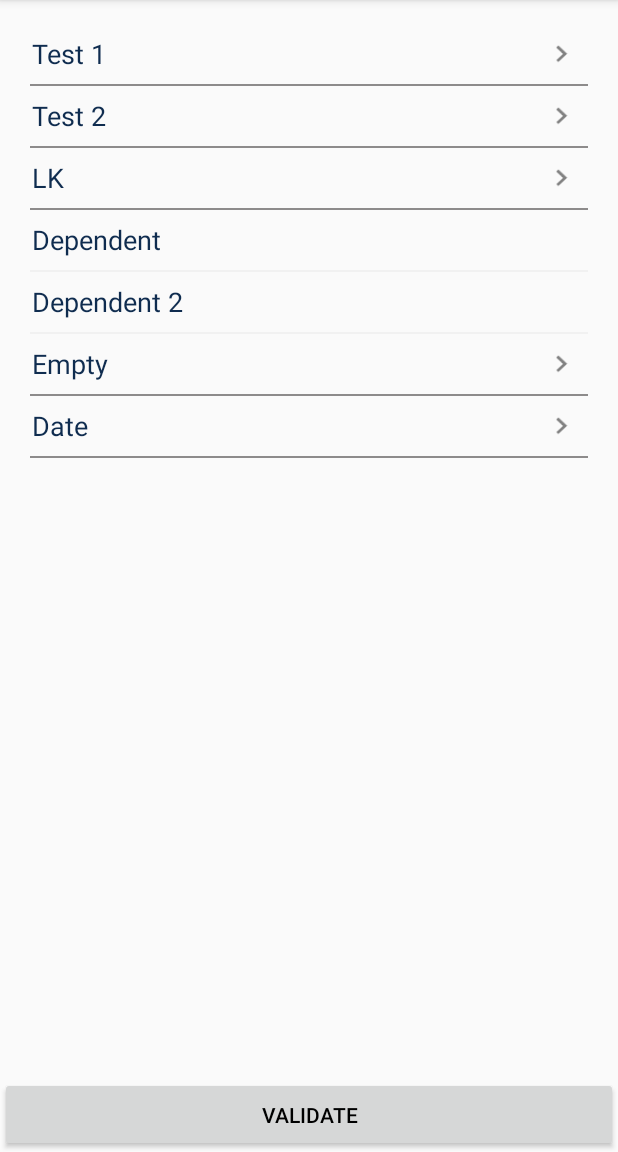
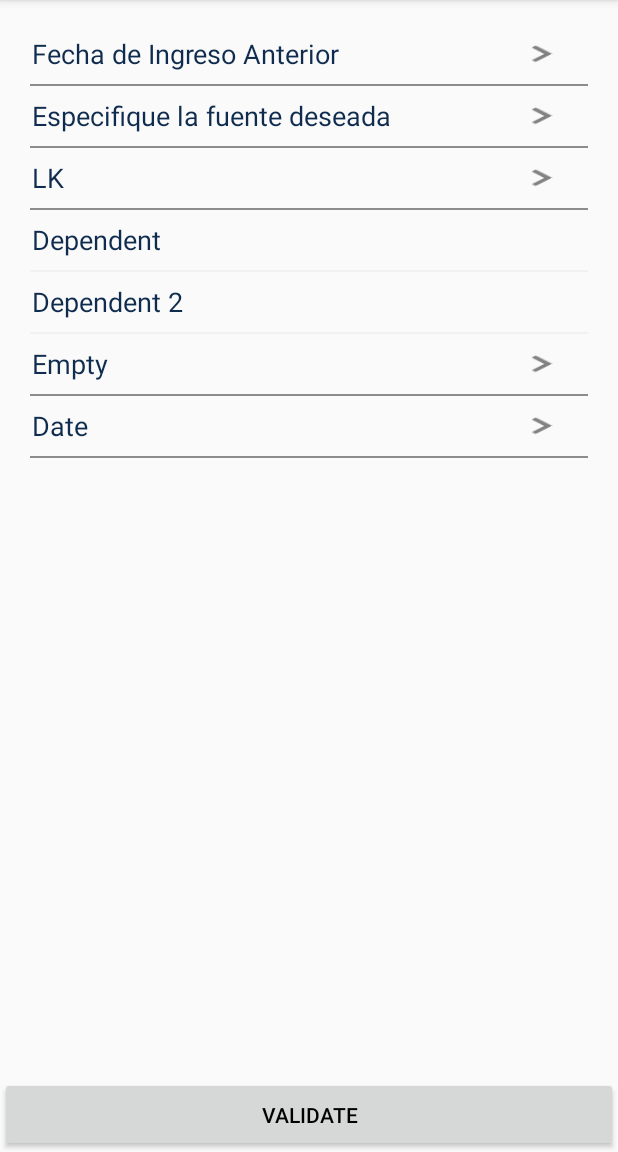
Before and after one commit to lcabrales/multichoiceform, an Android app: the screen it shows after launch (MainActivity), on a phone screen of 412 x 824 dp, the part 84-1236 px from its top. Run offline under Robolectric (Android 15) with nearby library versions, the phone set to English and light mode, and no system bars.

Commit message:
Celso - v1.3.0

```diff
--- a/multichoiceform/build.gradle
+++ b/multichoiceform/build.gradle
@@ -8,7 +8,7 @@
         minSdkVersion 16
         targetSdkVersion 26
         versionCode 1
-        versionName "1.2.1"
+        versionName "1.3.0"
 
         testInstrumentationRunner "android.support.test.runner.AndroidJUnitRunner"
 
--- a/multichoiceform/maven-push.gradle
+++ b/multichoiceform/maven-push.gradle
@@ -9,7 +9,7 @@
 
             groupId 'com.hypernovalabs'
             artifactId 'multichoiceform'
-            version '1.2.1'
+            version '1.3.0'
 
             pom.withXml {
                 // Iterate over the compile dependencies (we don't want the test ones), adding a <dependency> node for each
--- a/multichoiceform/src/main/java/com/hypernovalabs/multichoiceform/view/MCFStepView.java
+++ b/multichoiceform/src/main/java/com/hypernovalabs/multichoiceform/view/MCFStepView.java
@@ -4,6 +4,7 @@
 import android.content.res.TypedArray;
 import android.graphics.Color;
 import android.graphics.drawable.Drawable;
+import android.support.annotation.NonNull;
 import android.support.v4.content.ContextCompat;
 import android.util.AttributeSet;
 import android.view.LayoutInflater;
@@ -35,6 +36,7 @@
     private int mTitleColor;
     private int mSelectionColor;
     private int mDisabledColor;
+    private int mTitleMaxLines, mSelectionMaxLines;
     private boolean mEnabled;
 
     /**
@@ -74,6 +76,8 @@
             mSelectionColor = a.getColor(R.styleable.MCFStepView_mcf_selectionColor, Color.BLACK);
             mArrowDrawable = a.getDrawable(R.styleable.MCFStepView_mcf_arrowDrawable);
             mEnabled = a.getBoolean(R.styleable.MCFStepView_mcf_enabled, true);
+            mTitleMaxLines = a.getInteger(R.styleable.MCFStepView_mcf_titleMaxLines, 1);
+            mSelectionMaxLines = a.getInteger(R.styleable.MCFStepView_mcf_selectionMaxLines, 1);
 
             if (mArrowDrawable == null)
                 mArrowDrawable = ContextCompat.getDrawable(mContext, R.drawable.mcf_ic_action_arrow);
@@ -95,6 +99,8 @@
         setSeparatorColor(mSeparatorColor);
         setArrowImageView(mArrowDrawable);
         setEnabled(mEnabled);
+        setTitleMaxLines(mTitleMaxLines);
+        setSelectionMaxLines(mSelectionMaxLines);
     }
 
     /**
@@ -126,7 +132,6 @@
     public void setSelection(String selection) {
         mSelection = selection;
         mSelectionTextView.setText(selection);
-
         invalidate();
         requestLayout();
     }
@@ -269,4 +274,40 @@
     public void deselect() {
         deselect(false);
     }
+
+    /**
+     * Sets MCFStep's title max lines; with default 1
+     *
+     * @param titleMaxLines
+     */
+    public void setTitleMaxLines(int titleMaxLines) {
+       mTitleMaxLines = titleMaxLines;
+    }
+
+    /**
+     * Returns the max lines of title TextView.
+     *
+     * @return MCFStepView's title TextView max Lines.
+     */
+    public int getTitleMaxLines() {
+       return mTitleMaxLines;
+    }
+
+    /**
+     * Sets MCFStep's selection max lines; with default 1
+     *
+     * @param selectionMaxLines
+     */
+    public void setSelectionMaxLines(int selectionMaxLines) {
+        mSelectionMaxLines = selectionMaxLines;
+    }
+
+    /**
+     * Returns the max lines of selection TextView.
+     *
+     * @return MCFStepView's selection TextView max Lines.
+     */
+    public int getSelectionMaxLines() {
+        return mSelectionMaxLines;
+    }
 }
--- a/multichoiceform/src/main/res/layout/mcf_step_item.xml
+++ b/multichoiceform/src/main/res/layout/mcf_step_item.xml
@@ -11,6 +11,7 @@
         android:gravity="center_vertical"
         android:minHeight="40dp"
         android:orientation="horizontal"
+        android:background="?attr/selectableItemBackground"
         android:paddingBottom="5dp"
         android:paddingLeft="5dp"
         android:paddingRight="5dp"
@@ -27,14 +28,14 @@
 
         <TextView
             android:id="@+id/selection"
-            android:layout_width="0dp"
+            android:layout_width="wrap_content"
             android:layout_height="wrap_content"
             android:layout_marginLeft="10dp"
             android:layout_marginRight="10dp"
-            android:layout_weight="0.5"
             android:ellipsize="end"
             android:gravity="end"
             android:maxLines="1"
+            android:maxWidth="100dp"
             android:textSize="16sp" />
 
         <ImageView
--- a/multichoiceform/src/main/res/values/attrs.xml
+++ b/multichoiceform/src/main/res/values/attrs.xml
@@ -7,5 +7,7 @@
         <attr name="mcf_selectionColor" format="color" />
         <attr name="mcf_separatorColor" format="color" />
         <attr name="mcf_arrowDrawable" format="reference" />
+        <attr name="mcf_titleMaxLines" format="integer" />
+        <attr name="mcf_selectionMaxLines" format="integer" />
     </declare-styleable>
 </resources>
--- a/sample/src/main/res/layout/activity_main.xml
+++ b/sample/src/main/res/layout/activity_main.xml
@@ -41,7 +41,7 @@
             android:layout_height="wrap_content"
             app:mcf_selectionColor="@color/blue"
             app:mcf_separatorColor="@color/mcf_gray"
-            app:mcf_title="Test 1"
+            app:mcf_title="Fecha de Ingreso Anterior"
             app:mcf_titleColor="@color/blue" />
 
         <com.hypernovalabs.multichoiceform.view.MCFStepView
@@ -50,7 +50,7 @@
             android:layout_height="wrap_content"
             app:mcf_selectionColor="@color/blue"
             app:mcf_separatorColor="@color/mcf_gray"
-            app:mcf_title="Test 2"
+            app:mcf_title="Especifique la fuente deseada"
             app:mcf_titleColor="@color/blue" />
 
         <com.hypernovalabs.multichoiceform.view.MCFStepView
```
Also changed, not shown: multichoiceform/src/main/java/com/hypernovalabs/multichoiceform/MultiChoiceForm.java (+24 -24 lines), 3 other files.
